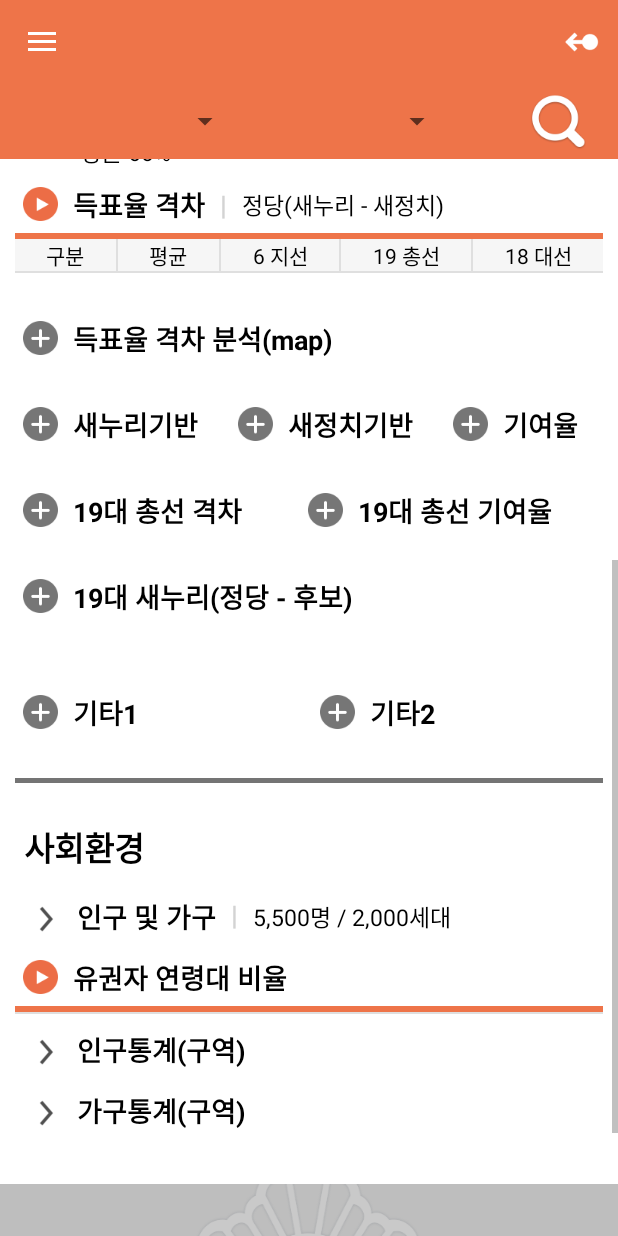
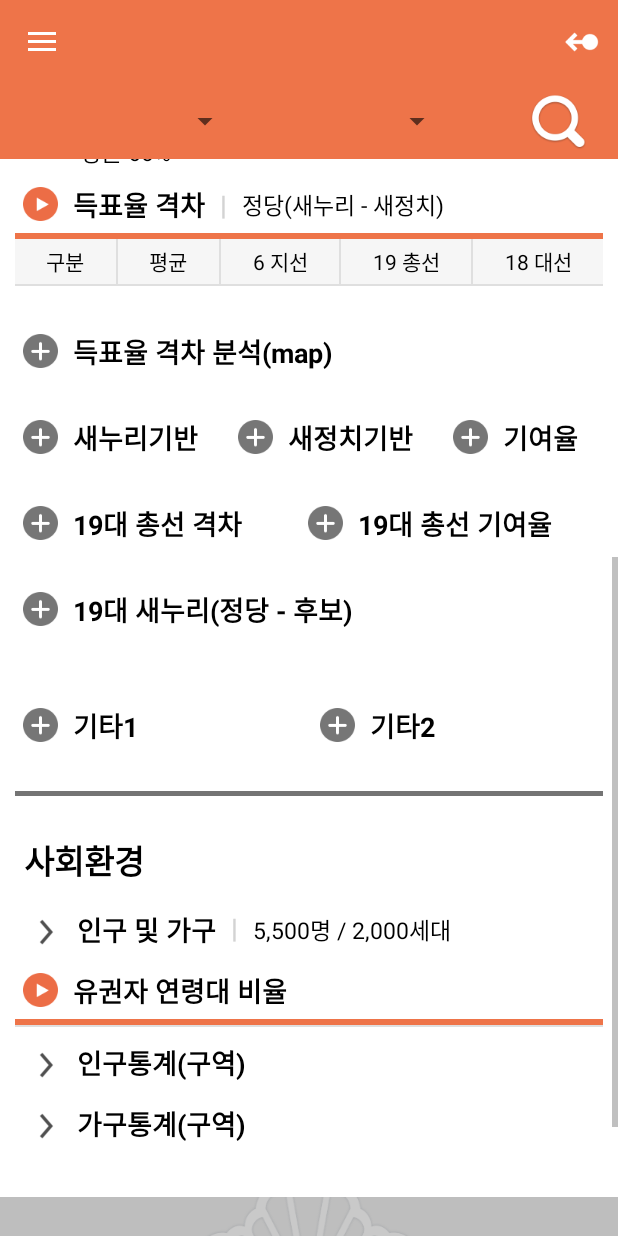
Before and after one commit to wrjeoung/ElectionManager, an Android app: the ElectionMainActivity screen opened directly, with no data from a screen before it, scrolled down 502 dp, on a phone screen of 412 x 824 dp. Run offline under Robolectric (Android 15) with nearby library versions, the phone set to English and light mode, and no system bars; libraries missing offline, so code that uses them is left out: org.json.simple; 28 statements that could not run were skipped.

Commit message:
- 게시판, 오른쪽 메뉴, 구역정보 gui 수정

```diff
--- a/app/src/main/res/layout/first_level_item.xml
+++ b/app/src/main/res/layout/first_level_item.xml
@@ -15,6 +15,7 @@
 			android:layout_height="wrap_content"
 			android:layout_gravity="center"
 			android:layout_marginLeft="8.0dip"
+			android:textSize="18sp"
 			android:layout_weight="1.0"
 			android:ellipsize="end"
 			android:singleLine="true" />
--- a/app/src/main/res/layout/item_time_line.xml
+++ b/app/src/main/res/layout/item_time_line.xml
@@ -20,7 +20,7 @@
             android:layout_marginLeft="2dp"
             android:layout_marginTop="14dp"
             android:textColor="#9e9e9e"
-            android:textSize="10sp" />
+            android:textSize="15sp" />
 
         <View
             android:layout_width="2dp"
@@ -70,7 +70,7 @@
                 android:layout_gravity="right|bottom"
                 android:layout_marginBottom="10dp"
                 android:textColor="#898989"
-                android:textSize="14sp" />
+                android:textSize="15sp" />
         </LinearLayout>
 
         <LinearLayout
--- a/app/src/main/res/layout/politicsenv.xml
+++ b/app/src/main/res/layout/politicsenv.xml
@@ -262,6 +262,7 @@
 
             <TextView
                 android:layout_weight="1"
+                android:layout_height="30dp"
                 android:background="@color/tableTitleColor"
                 android:textColor="@color/black"
                 android:gravity="center"
@@ -269,6 +270,7 @@
 
             <TextView
                 android:layout_weight="1"
+                android:layout_height="30dp"
                 android:layout_marginLeft="1dp"
                 android:background="@color/tableTitleColor"
                 android:textColor="@color/black"
@@ -277,6 +279,7 @@
 
             <TextView
                 android:layout_weight="1"
+                android:layout_height="30dp"
                 android:layout_marginLeft="1dp"
                 android:background="@color/tableTitleColor"
                 android:textColor="@color/black"
@@ -285,6 +288,7 @@
 
             <TextView
                 android:layout_weight="1"
+                android:layout_height="30dp"
                 android:layout_marginLeft="1dp"
                 android:background="@color/tableTitleColor"
                 android:textColor="@color/black"
@@ -293,6 +297,7 @@
 
             <TextView
                 android:layout_weight="1"
+                android:layout_height="30dp"
                 android:layout_marginLeft="1dp"
                 android:background="@color/tableTitleColor"
                 android:textColor="@color/black"
@@ -301,6 +306,7 @@
 
             <TextView
                 android:layout_weight="1"
+                android:layout_height="30dp"
                 android:visibility="gone"
                 android:layout_marginLeft="1dp"
                 android:background="@color/tableTitleColor"
--- a/app/src/main/res/layout/second_level_item.xml
+++ b/app/src/main/res/layout/second_level_item.xml
@@ -18,6 +18,7 @@
             android:layout_height="wrap_content"
             android:layout_gravity="center"
             android:layout_marginLeft="8.0dip"
+            android:textSize="18sp"
             android:layout_weight="1.0"
             android:ellipsize="end"
             android:singleLine="true" />
--- a/app/src/main/res/layout/socialenv.xml
+++ b/app/src/main/res/layout/socialenv.xml
@@ -103,7 +103,7 @@
 
             <TextView
                 android:layout_width="match_parent"
-                android:layout_height="match_parent"
+                android:layout_height="30dp"
                 android:background="@color/tableTitleColor"
                 android:textColor="@color/black"
                 android:gravity="center"
@@ -111,7 +111,7 @@
 
             <TextView
                 android:layout_width="match_parent"
-                android:layout_height="match_parent"
+                android:layout_height="30dp"
                 android:layout_marginLeft="1dp"
                 android:background="@color/tableTitleColor"
                 android:textColor="@color/black"
@@ -120,7 +120,7 @@
 
             <TextView
                 android:layout_width="match_parent"
-                android:layout_height="match_parent"
+                android:layout_height="30dp"
                 android:layout_marginLeft="1dp"
                 android:background="@color/tableTitleColor"
                 android:textColor="@color/black"
@@ -129,7 +129,7 @@
 
             <TextView
                 android:layout_width="match_parent"
-                android:layout_height="match_parent"
+                android:layout_height="30dp"
                 android:layout_marginLeft="1dp"
                 android:background="@color/tableTitleColor"
                 android:textColor="@color/black"
@@ -138,25 +138,25 @@
 
             <TextView
                 android:layout_width="match_parent"
-                android:layout_height="match_parent"
+                android:layout_height="30dp"
                 android:layout_marginLeft="1dp"
-                android:background="@color/tableTitleColor"
+                android:background="@color/yellow"
                 android:textColor="@color/black"
                 android:gravity="center"
                 android:text="40-" />
 
             <TextView
                 android:layout_width="match_parent"
-                android:layout_height="match_parent"
+                android:layout_height="30dp"
                 android:layout_marginLeft="1dp"
-                android:background="@color/tableTitleColor"
+                android:background="@color/yellow"
                 android:textColor="@color/black"
                 android:gravity="center"
                 android:text="50+" />
 
             <TextView
                 android:layout_width="match_parent"
-                android:layout_height="match_parent"
+                android:layout_height="30dp"
                 android:layout_marginLeft="1dp"
                 android:background="@color/tableTitleColor"
                 android:textColor="@color/black"
@@ -165,7 +165,7 @@
 
             <TextView
                 android:layout_width="match_parent"
-                android:layout_height="match_parent"
+                android:layout_height="30dp"
                 android:layout_marginLeft="1dp"
                 android:background="@color/tableTitleColor"
                 android:textColor="@color/black"
--- a/app/src/main/res/layout/third_level_item.xml
+++ b/app/src/main/res/layout/third_level_item.xml
@@ -18,6 +18,7 @@
             android:layout_marginLeft="8.0dip"
             android:layout_marginRight="64dp"
             android:layout_weight="1.0"
+            android:textSize="18sp"
             android:ellipsize="end"
             android:singleLine="true" />
 
--- a/app/src/main/res/values/color.xml
+++ b/app/src/main/res/values/color.xml
@@ -9,6 +9,7 @@
 
     <color name="black">#000000</color>
     <color name="white">#ffffff</color>
+    <color name="yellow">#ffff00</color>
     <color name="blue">#304f9f</color>
     <color name="grey">@color/material_blue_grey_800</color>
     <color name="light">@color/primary_material_light</color>
```
